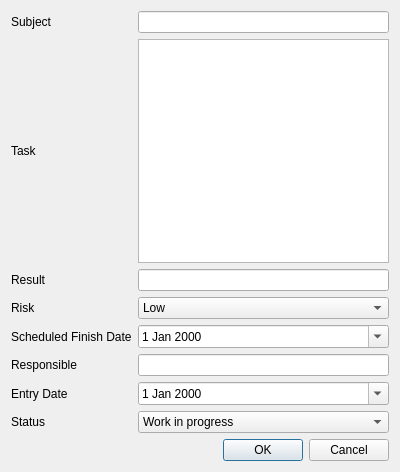
RobertBrochhaus/OpenPointList-Application, file src/editopenpointitemdialog.ui: the form before one commit.
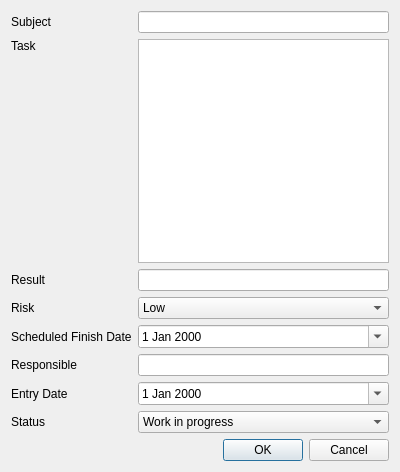
The form after the commit.

Diff of the .ui file:
```diff
--- a/src/editopenpointitemdialog.ui
+++ b/src/editopenpointitemdialog.ui
@@ -34,6 +34,9 @@
        <property name="text">
         <string>Task</string>
        </property>
+       <property name="alignment">
+        <set>Qt::AlignLeading|Qt::AlignLeft|Qt::AlignTop</set>
+       </property>
       </widget>
      </item>
      <item row="2" column="0">
```
